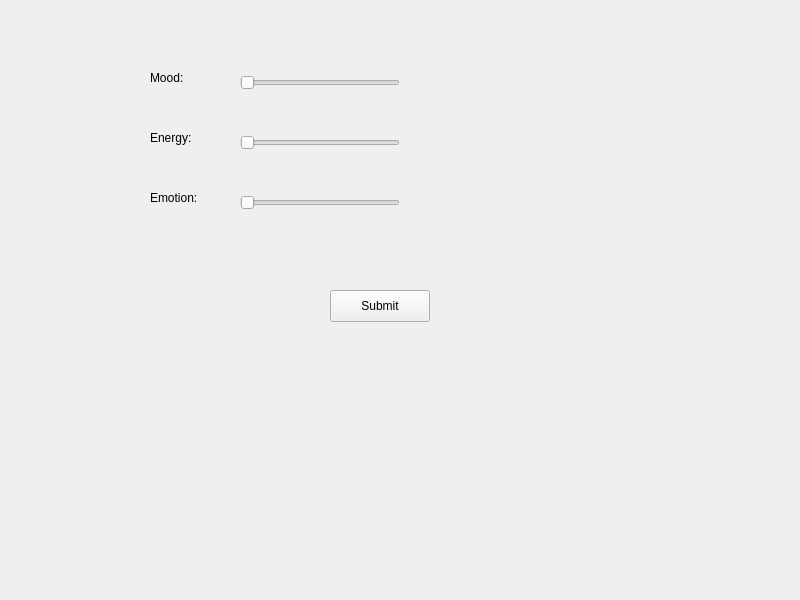
This is moodtracker.ui in MaxRUnger/370Team8 as Qt 5 draws it before an edit. The edited form follows.
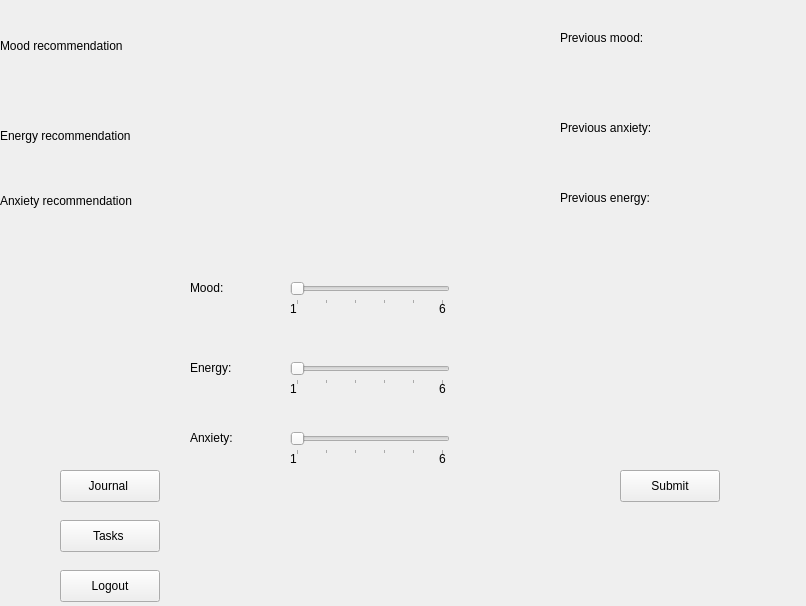
This is the edited form.

What changed in the file:
```diff
--- a/moodtracker.ui
+++ b/moodtracker.ui
@@ -6,8 +6,8 @@
    <rect>
     <x>0</x>
     <y>0</y>
-    <width>800</width>
-    <height>600</height>
+    <width>806</width>
+    <height>606</height>
    </rect>
   </property>
   <property name="windowTitle">
@@ -16,8 +16,8 @@
   <widget class="QLabel" name="MoodLabel">
    <property name="geometry">
     <rect>
-     <x>150</x>
-     <y>70</y>
+     <x>190</x>
+     <y>280</y>
      <width>58</width>
      <height>16</height>
     </rect>
@@ -29,24 +29,33 @@
   <widget class="QSlider" name="MoodSlider">
    <property name="geometry">
     <rect>
-     <x>240</x>
-     <y>70</y>
+     <x>290</x>
+     <y>280</y>
      <width>160</width>
      <height>25</height>
     </rect>
    </property>
+   <property name="minimum">
+    <number>1</number>
+   </property>
    <property name="maximum">
-    <number>10</number>
+    <number>6</number>
    </property>
    <property name="orientation">
     <enum>Qt::Orientation::Horizontal</enum>
    </property>
+   <property name="tickPosition">
+    <enum>QSlider::TickPosition::TicksBelow</enum>
+   </property>
+   <property name="tickInterval">
+    <number>1</number>
+   </property>
   </widget>
   <widget class="QLabel" name="EnergyLabel">
    <property name="geometry">
     <rect>
-     <x>150</x>
-     <y>130</y>
+     <x>190</x>
+     <y>360</y>
      <width>58</width>
      <height>16</height>
     </rect>
@@ -58,53 +67,71 @@
   <widget class="QSlider" name="EnergySlider">
    <property name="geometry">
     <rect>
-     <x>240</x>
-     <y>130</y>
+     <x>290</x>
+     <y>360</y>
      <width>160</width>
      <height>25</height>
     </rect>
    </property>
+   <property name="minimum">
+    <number>1</number>
+   </property>
    <property name="maximum">
-    <number>10</number>
+    <number>6</number>
    </property>
    <property name="orientation">
     <enum>Qt::Orientation::Horizontal</enum>
    </property>
+   <property name="tickPosition">
+    <enum>QSlider::TickPosition::TicksBelow</enum>
+   </property>
+   <property name="tickInterval">
+    <number>1</number>
+   </property>
   </widget>
   <widget class="QLabel" name="EmotionLabel">
    <property name="geometry">
     <rect>
-     <x>150</x>
-     <y>190</y>
+     <x>190</x>
+     <y>430</y>
      <width>58</width>
      <height>16</height>
     </rect>
    </property>
    <property name="text">
-    <string>Emotion:</string>
+    <string>Anxiety:</string>
    </property>
   </widget>
   <widget class="QSlider" name="EmotionSlider">
    <property name="geometry">
     <rect>
-     <x>240</x>
-     <y>190</y>
+     <x>290</x>
+     <y>430</y>
      <width>160</width>
      <height>25</height>
     </rect>
    </property>
+   <property name="minimum">
+    <number>1</number>
+   </property>
    <property name="maximum">
-    <number>10</number>
+    <number>6</number>
    </property>
    <property name="orientation">
     <enum>Qt::Orientation::Horizontal</enum>
    </property>
+   <property name="tickPosition">
+    <enum>QSlider::TickPosition::TicksBelow</enum>
+   </property>
+   <property name="tickInterval">
+    <number>1</number>
+   </property>
   </widget>
   <widget class="QPushButton" name="SubmitButton">
    <property name="geometry">
     <rect>
-     <x>330</x>
-     <y>290</y>
+     <x>620</x>
+     <y>470</y>
      <width>100</width>
      <height>32</height>
     </rect>
@@ -113,6 +140,201 @@
     <string>Submit</string>
    </property>
   </widget>
+  <widget class="QPushButton" name="LoginButton">
+   <property name="geometry">
+    <rect>
+     <x>60</x>
+     <y>570</y>
+     <width>100</width>
+     <height>32</height>
+    </rect>
+   </property>
+   <property name="text">
+    <string>Logout</string>
+   </property>
+  </widget>
+  <widget class="QPushButton" name="JournalButton">
+   <property name="geometry">
+    <rect>
+     <x>60</x>
+     <y>470</y>
+     <width>100</width>
+     <height>32</height>
+    </rect>
+   </property>
+   <property name="text">
+    <string>Journal </string>
+   </property>
+  </widget>
+  <widget class="QPushButton" name="TasksButton">
+   <property name="geometry">
+    <rect>
+     <x>60</x>
+     <y>520</y>
+     <width>100</width>
+     <height>32</height>
+    </rect>
+   </property>
+   <property name="text">
+    <string>Tasks </string>
+   </property>
+  </widget>
+  <widget class="QWidget" name="horizontalLayoutWidget">
+   <property name="geometry">
+    <rect>
+     <x>290</x>
+     <y>300</y>
+     <width>291</width>
+     <height>18</height>
+    </rect>
+   </property>
+   <layout class="QHBoxLayout" name="horizontalLayout">
+    <item>
+     <widget class="QLabel" name="label_1mood">
+      <property name="text">
+       <string>1</string>
+      </property>
+     </widget>
+    </item>
+    <item>
+     <widget class="QLabel" name="label_mood">
+      <property name="text">
+       <string>6</string>
+      </property>
+     </widget>
+    </item>
+   </layout>
+  </widget>
+  <widget class="QWidget" name="horizontalLayoutWidget_2">
+   <property name="geometry">
+    <rect>
+     <x>290</x>
+     <y>380</y>
+     <width>291</width>
+     <height>18</height>
+    </rect>
+   </property>
+   <layout class="QHBoxLayout" name="horizontalLayout_2">
+    <item>
+     <widget class="QLabel" name="label_2">
+      <property name="text">
+       <string>1</string>
+      </property>
+     </widget>
+    </item>
+    <item>
+     <widget class="QLabel" name="label">
+      <property name="text">
+       <string>6</string>
+      </property>
+     </widget>
+    </item>
+   </layout>
+  </widget>
+  <widget class="QWidget" name="horizontalLayoutWidget_3">
+   <property name="geometry">
+    <rect>
+     <x>290</x>
+     <y>450</y>
+     <width>291</width>
+     <height>18</height>
+    </rect>
+   </property>
+   <layout class="QHBoxLayout" name="horizontalLayout_3">
+    <item>
+     <widget class="QLabel" name="label_4">
+      <property name="text">
+       <string>1</string>
+      </property>
+     </widget>
+    </item>
+    <item>
+     <widget class="QLabel" name="label_3">
+      <property name="text">
+       <string>6</string>
+      </property>
+     </widget>
+    </item>
+   </layout>
+  </widget>
+  <widget class="QLabel" name="MoodRecommendationLabel">
+   <property name="geometry">
+    <rect>
+     <x>0</x>
+     <y>0</y>
+     <width>551</width>
+     <height>91</height>
+    </rect>
+   </property>
+   <property name="text">
+    <string>Mood recommendation </string>
+   </property>
+  </widget>
+  <widget class="QLabel" name="AnxietyRecommendationLabel">
+   <property name="geometry">
+    <rect>
+     <x>0</x>
+     <y>160</y>
+     <width>561</width>
+     <height>81</height>
+    </rect>
+   </property>
+   <property name="text">
+    <string>Anxiety recommendation </string>
+   </property>
+  </widget>
+  <widget class="QLabel" name="EnergyRecommendationLabel">
+   <property name="geometry">
+    <rect>
+     <x>0</x>
+     <y>90</y>
+     <width>571</width>
+     <height>91</height>
+    </rect>
+   </property>
+   <property name="text">
+    <string>Energy recommendation </string>
+   </property>
+  </widget>
+  <widget class="QLabel" name="PreviousMoodLabel">
+   <property name="geometry">
+    <rect>
+     <x>560</x>
+     <y>30</y>
+     <width>201</width>
+     <height>16</height>
+    </rect>
+   </property>
+   <property name="text">
+    <string>Previous mood:</string>
+   </property>
+  </widget>
+  <widget class="QLabel" name="PreviousEnergyLabel">
+   <property name="geometry">
+    <rect>
+     <x>560</x>
+     <y>190</y>
+     <width>211</width>
+     <height>16</height>
+    </rect>
+   </property>
+   <property name="text">
+    <string>Previous energy:</string>
+   </property>
+  </widget>
+  <widget class="QLabel" name="PreviousAnxietyLabel">
+   <property name="geometry">
+    <rect>
+     <x>560</x>
+     <y>120</y>
+     <width>211</width>
+     <height>16</height>
+    </rect>
+   </property>
+   <property name="text">
+    <string>Previous anxiety: </string>
+   </property>
+  </widget>
  </widget>
  <resources/>
  <connections/>
```
Left out of the diff: 4 changed lines with no effect on the pictures.
